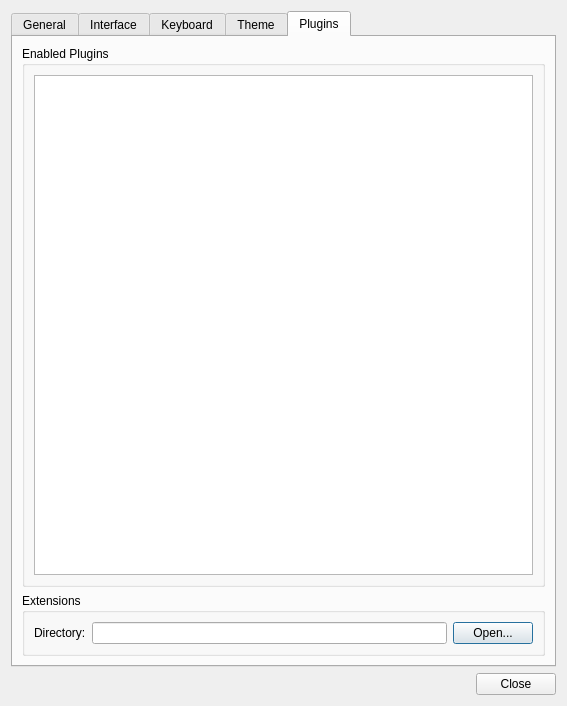
Old version of the form src/tiled/preferencesdialog.ui in the repository mapeditor/tiled.
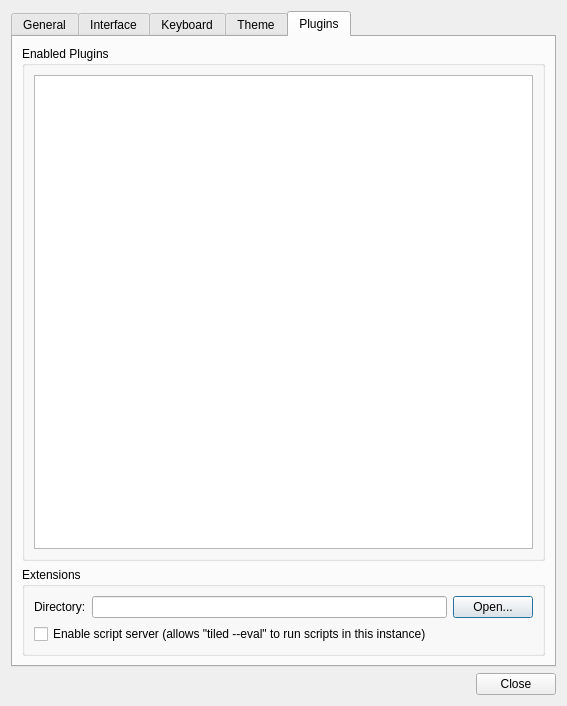
New version of the form. The open tabs and pages were chosen to show the change. Custom widgets are drawn as their Qt base class.

Commit message: Scripting: Added a script server and --eval command-line option

```diff
--- a/src/tiled/preferencesdialog.ui
+++ b/src/tiled/preferencesdialog.ui
@@ -627,6 +627,8 @@
          <property name="title">
           <string>Extensions</string>
          </property>
+         <layout class="QVBoxLayout" name="extensionsLayout">
+          <item>
          <layout class="QHBoxLayout" name="horizontalLayout">
           <item>
            <widget class="QLabel" name="extensionsPathLabel">
@@ -650,6 +652,18 @@
            </widget>
           </item>
          </layout>
+          </item>
+          <item>
+           <widget class="QCheckBox" name="scriptServer">
+            <property name="toolTip">
+             <string>Allows scripts to be evaluated in this instance by other processes, using &quot;tiled --eval&quot;. Only accessible to the current user.</string>
+            </property>
+            <property name="text">
+             <string>Enable script server (allows &quot;tiled --eval&quot; to run scripts in this instance)</string>
+            </property>
+           </widget>
+          </item>
+         </layout>
         </widget>
        </item>
       </layout>
```
Left out of the diff: 2 changed lines with no effect on the pictures. Lines whose indentation alone changed are shown as unchanged. The commit also changes 17 other files.
